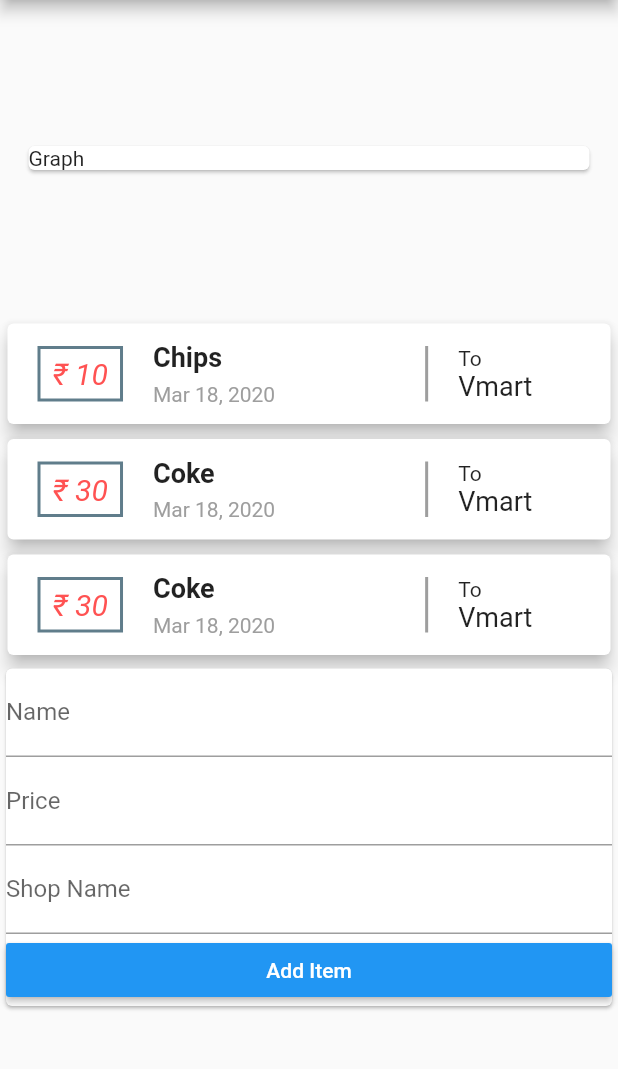
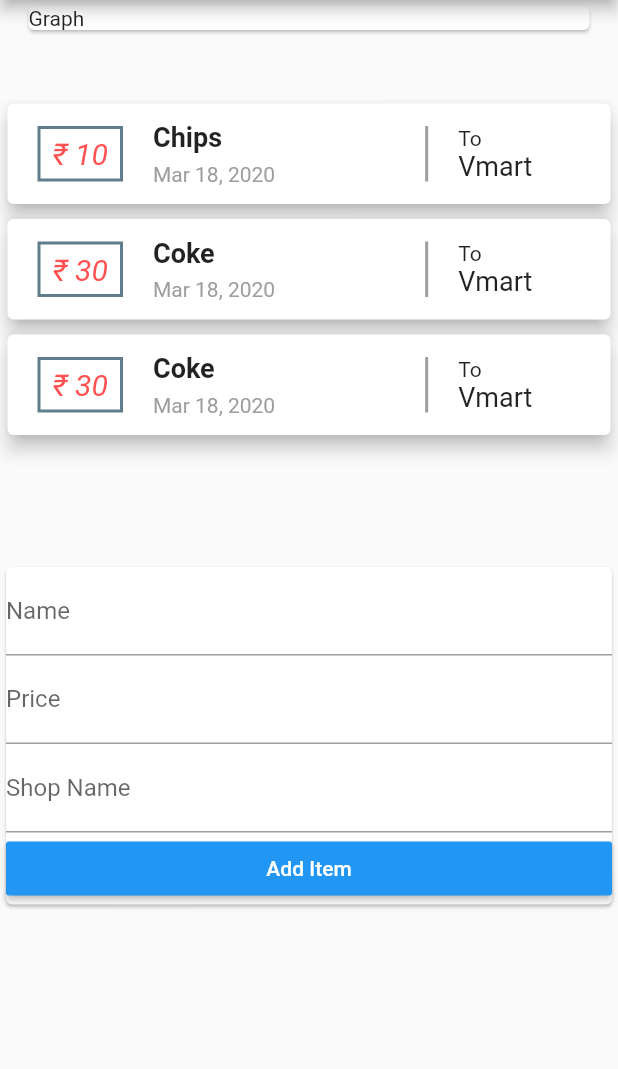
Before and after one commit to bluex4556/udemy_flutter_course, a Flutter app: the screen it shows after launch, on a phone screen of 412 x 824 dp, the part 84-1153 px from its top. Run offline on Flutter 3.47's test engine with Material 2 defaults, Android fonts, the phone set to English and light mode, and no system bars.

Commit message:
Changed transaction list into a list view and Added padding around elements

```diff
--- a/expenses_app/lib/main.dart
+++ b/expenses_app/lib/main.dart
@@ -26,8 +26,10 @@ class MyHomePage extends StatelessWidget {
       appBar: AppBar(
         title: Text("Personal Expenses"),
       ),
-      body: Column(
-        mainAxisAlignment: MainAxisAlignment.spaceEvenly,
+      body: Container(
+        height: double.infinity,
+        child: SingleChildScrollView(
+          child: Column(
             crossAxisAlignment: CrossAxisAlignment.stretch,
             children: <Widget>[
               Container(
@@ -36,8 +38,11 @@ class MyHomePage extends StatelessWidget {
                   child: Text("Graph"),
                 ),
               ),
+              Padding(padding: EdgeInsets.all(20),),
               UserTransactions(),
             ],
+          ),
+        ),
       ),
     );
   }
--- a/expenses_app/lib/widgets/transaction_list.dart
+++ b/expenses_app/lib/widgets/transaction_list.dart
@@ -11,8 +11,10 @@ class TransactionList extends StatelessWidget {
 
   @override
   Widget build(BuildContext context) {
-    return Column(
-      children: transactions.map((tx) {
+    return Container(
+      height: 270,
+      child: ListView.builder(
+        itemBuilder: (ctx,index){
           return Card(
             margin: EdgeInsets.all(5),
             elevation: 5,
@@ -20,7 +22,7 @@ class TransactionList extends StatelessWidget {
               children: <Widget>[
                 Container(
                   child: Text(
-                  "₹ ${tx.amount}",
+                    "₹ ${transactions[index].amount}",
                     style: TextStyle(
                         fontSize: 20,
                         color: Colors.redAccent,
@@ -38,14 +40,14 @@ class TransactionList extends StatelessWidget {
                   crossAxisAlignment: CrossAxisAlignment.start,
                   children: <Widget>[
                     Text(
-                    "${tx.item}",
+                      "${transactions[index].item}",
                       style: TextStyle(fontSize: 18, fontWeight: FontWeight.bold),
                     ),
                     Padding(
                       padding: EdgeInsets.symmetric(vertical: 3),
                     ),
                     Text(
-                    DateFormat.yMMMd().format(tx.purchaseDate),
+                      DateFormat.yMMMd().format(transactions[index].purchaseDate),
                       style: TextStyle(fontSize: 14, color: Colors.grey),
                     ),
                   ],
@@ -60,14 +62,16 @@ class TransactionList extends StatelessWidget {
                     crossAxisAlignment: CrossAxisAlignment.start,
                     children: <Widget>[
                       Text("To"),
-                    Text("${tx.shopName}", style: TextStyle(fontSize: 18),),
+                      Text("${transactions[index].shopName}", style: TextStyle(fontSize: 18),),
                     ],
                   ),
                 ),
               ],
             ),
           );
-      }).toList(),
+        },
+        itemCount: transactions.length,
+      ),
     );
   }
 }
--- a/expenses_app/lib/widgets/user_transactions.dart
+++ b/expenses_app/lib/widgets/user_transactions.dart
@@ -34,6 +34,7 @@ class _UserTransactionsState extends State<UserTransactions> {
     return Column(
       children: <Widget>[
         TransactionList(transactions),
+        Padding(padding: EdgeInsets.all(20),),
         AddTransaction(addTransaction),
       ],
     );
```
Lines whose indentation alone changed are shown as unchanged.
